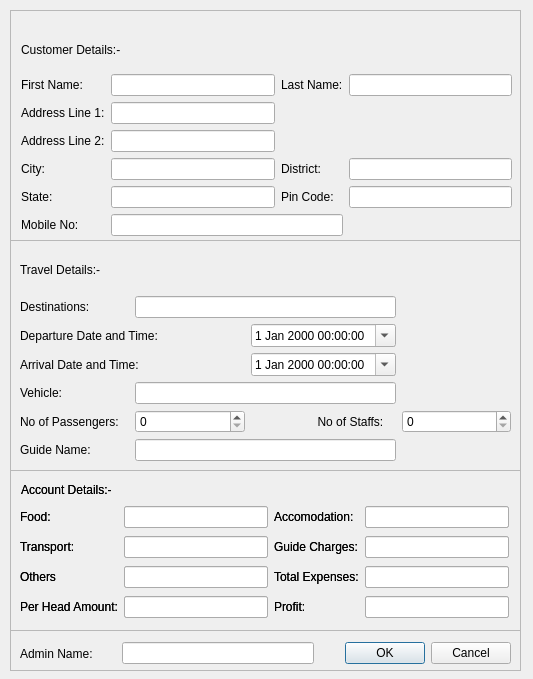
Before: the Qt Designer form src/newquotationdialogue.ui in jayadevenair/accounting-made-easy, drawn with Qt 5.
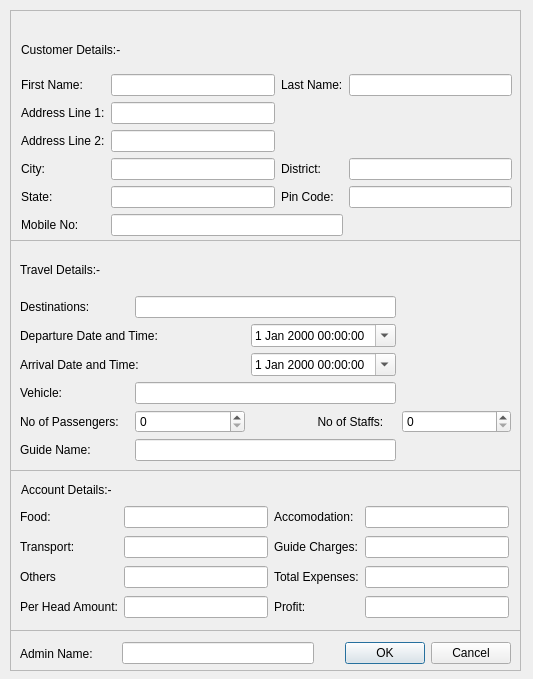
After: the same form once the commit is applied.

Commit message: bug fixes in advance booking and accounts tree

```diff
--- a/src/newquotationdialogue.ui
+++ b/src/newquotationdialogue.ui
@@ -408,7 +408,7 @@
         <string/>
        </property>
        <property name="clearButtonEnabled">
-        <bool>true</bool>
+        <bool>false</bool>
        </property>
       </widget>
      </item>
@@ -473,171 +473,6 @@
      </item>
     </layout>
    </widget>
-   <widget class="QFrame" name="frameAccountDetails_2">
-    <property name="geometry">
-     <rect>
-      <x>0</x>
-      <y>0</y>
-      <width>511</width>
-      <height>161</height>
-     </rect>
-    </property>
-    <property name="frameShape">
-     <enum>QFrame::StyledPanel</enum>
-    </property>
-    <property name="frameShadow">
-     <enum>QFrame::Raised</enum>
-    </property>
-    <widget class="QLabel" name="labelAccountDetails_2">
-     <property name="geometry">
-      <rect>
-       <x>11</x>
-       <y>11</y>
-       <width>116</width>
-       <height>17</height>
-      </rect>
-     </property>
-     <property name="text">
-      <string>Account Details:-</string>
-     </property>
-    </widget>
-    <widget class="QWidget" name="layoutWidget_2">
-     <property name="geometry">
-      <rect>
-       <x>10</x>
-       <y>34</y>
-       <width>489</width>
-       <height>120</height>
-      </rect>
-     </property>
-     <layout class="QGridLayout" name="gridLayout_4">
-      <item row="0" column="3" colspan="2">
-       <widget class="QLabel" name="labelAccomodation_2">
-        <property name="text">
-         <string>Accomodation:</string>
-        </property>
-       </widget>
-      </item>
-      <item row="0" column="5">
-       <widget class="QLineEdit" name="lineEditAccomodation_2">
-        <property name="clearButtonEnabled">
-         <bool>true</bool>
-        </property>
-       </widget>
-      </item>
-      <item row="1" column="3" colspan="2">
-       <widget class="QLabel" name="labelGuideCharges_2">
-        <property name="text">
-         <string>Guide Charges:</string>
-        </property>
-       </widget>
-      </item>
-      <item row="1" column="5">
-       <widget class="QLineEdit" name="lineEditGuideCharges_2">
-        <property name="clearButtonEnabled">
-         <bool>true</bool>
-        </property>
-       </widget>
-      </item>
-      <item row="2" column="3" colspan="2">
-       <widget class="QLabel" name="labelTotalExpenses_2">
-        <property name="text">
-         <string>Total Expenses:</string>
-        </property>
-       </widget>
-      </item>
-      <item row="2" column="5">
-       <widget class="QLineEdit" name="lineEditTotalExpenses_2">
-        <property name="readOnly">
-         <bool>true</bool>
-        </property>
-        <property name="clearButtonEnabled">
-         <bool>false</bool>
-        </property>
-       </widget>
-      </item>
-      <item row="3" column="0" colspan="2">
-       <widget class="QLabel" name="labelPerHeadAmount_2">
-        <property name="text">
-         <string>Per Head Amount:</string>
-        </property>
-       </widget>
-      </item>
-      <item row="3" column="5">
-       <widget class="QLineEdit" name="lineEditBalance_2">
-        <property name="readOnly">
-         <bool>true</bool>
-        </property>
-        <property name="placeholderText">
-         <string/>
-        </property>
-        <property name="clearButtonEnabled">
-         <bool>true</bool>
-        </property>
-       </widget>
-      </item>
-      <item row="2" column="2">
-       <widget class="QLineEdit" name="lineEditOthers_2">
-        <property name="clearButtonEnabled">
-         <bool>true</bool>
-        </property>
-       </widget>
-      </item>
-      <item row="1" column="2">
-       <widget class="QLineEdit" name="lineEditTransport_2">
-        <property name="clearButtonEnabled">
-         <bool>true</bool>
-        </property>
-       </widget>
-      </item>
-      <item row="0" column="2">
-       <widget class="QLineEdit" name="lineEditFood_2">
-        <property name="inputMask">
-         <string/>
-        </property>
-        <property name="clearButtonEnabled">
-         <bool>true</bool>
-        </property>
-       </widget>
-      </item>
-      <item row="0" column="0" colspan="2">
-       <widget class="QLabel" name="labelFood_2">
-        <property name="text">
-         <string>Food:</string>
-        </property>
-       </widget>
-      </item>
-      <item row="1" column="0" colspan="2">
-       <widget class="QLabel" name="labelTransport_2">
-        <property name="text">
-         <string>Transport:</string>
-        </property>
-       </widget>
-      </item>
-      <item row="2" column="0" colspan="2">
-       <widget class="QLabel" name="labelOthers_2">
-        <property name="text">
-         <string>Others</string>
-        </property>
-       </widget>
-      </item>
-      <item row="3" column="2">
-       <widget class="QLineEdit" name="lineEditPerHeadAmount_2">
-        <property name="clearButtonEnabled">
-         <bool>true</bool>
-        </property>
-       </widget>
-      </item>
-      <item row="3" column="3" colspan="2">
-       <widget class="QLabel" name="labelBalance_2">
-        <property name="text">
-         <string>Profit:</string>
-        </property>
-       </widget>
-      </item>
-     </layout>
-    </widget>
-   </widget>
   </widget>
   <widget class="QFrame" name="frameSubmission">
    <property name="geometry">
```
The commit also changes 6 other files.
